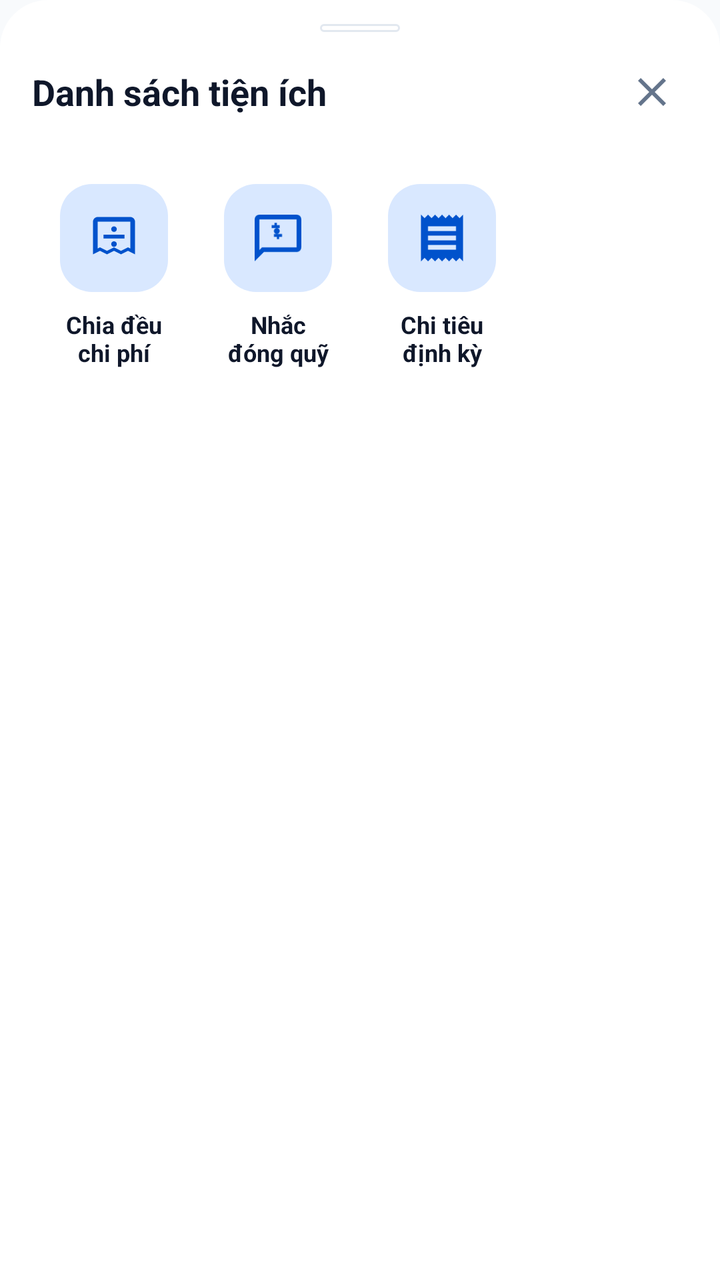
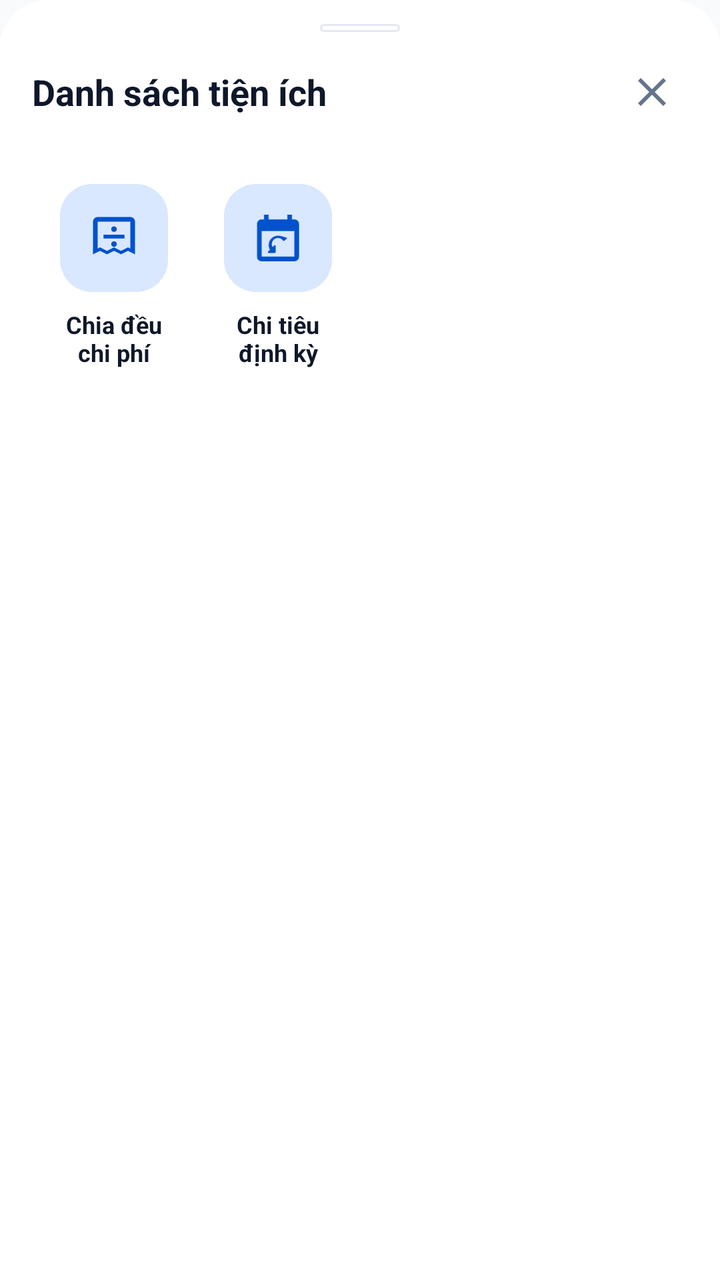

Before-and-after screenshots of an Android layout around one commit, followed by the original layout XML and the change that was made.
<!-- AndroidManifest.xml: application theme Theme.SharedFund -->
<!-- res/layout/bottom_sheet_room_utilities.xml -->
<?xml version="1.0" encoding="utf-8"?>
<LinearLayout xmlns:android="http://schemas.android.com/apk/res/android"
    xmlns:app="http://schemas.android.com/apk/res-auto"
    android:layout_width="match_parent"
    android:layout_height="wrap_content"
    android:background="@drawable/bg_bottom_sheet"
    android:orientation="vertical"
    android:paddingStart="16dp"
    android:paddingTop="12dp"
    android:paddingEnd="16dp"
    android:paddingBottom="28dp">

    <View
        android:layout_width="40dp"
        android:layout_height="4dp"
        android:layout_gravity="center_horizontal"
        android:layout_marginBottom="12dp"
        android:background="@drawable/bg_card" />

    <RelativeLayout
        android:layout_width="match_parent"
        android:layout_height="wrap_content"
        android:layout_marginBottom="20dp">

        <TextView
            android:layout_width="wrap_content"
            android:layout_height="wrap_content"
            android:layout_alignParentStart="true"
            android:layout_centerVertical="true"
            android:text="Danh sách tiện ích"
            android:textColor="@color/text_primary"
            android:textSize="18sp"
            android:textStyle="bold" />

        <ImageButton
            android:id="@+id/btnUtilitiesClose"
            android:layout_width="36dp"
            android:layout_height="36dp"
            android:layout_alignParentEnd="true"
            android:layout_centerVertical="true"
            android:background="?attr/selectableItemBackgroundBorderless"
            android:contentDescription="Đóng"
            android:src="@drawable/ic_close"
            app:tint="@color/text_secondary" />
    </RelativeLayout>

    <LinearLayout
        android:layout_width="match_parent"
        android:layout_height="wrap_content"
        android:baselineAligned="false"
        android:orientation="horizontal"
        android:weightSum="4">

        <LinearLayout
            android:id="@+id/cardOptionSplitBill"
            android:layout_width="0dp"
            android:layout_height="wrap_content"
            android:layout_weight="1"
            android:clickable="true"
            android:focusable="true"
            android:foreground="?attr/selectableItemBackground"
            android:gravity="center_horizontal"
            android:orientation="vertical"
            android:paddingTop="8dp"
            android:paddingBottom="8dp">

            <FrameLayout
                android:layout_width="54dp"
                android:layout_height="54dp"
                android:background="@drawable/bg_utility_badge">

                <ImageView
                    android:layout_width="28dp"
                    android:layout_height="28dp"
                    android:layout_gravity="center"
                    android:contentDescription="Chia tiền"
                    android:src="@drawable/ic_split_bill"
                    app:tint="@color/primary" />
            </FrameLayout>

            <TextView
                android:layout_width="match_parent"
                android:layout_height="wrap_content"
                android:layout_marginTop="8dp"
                android:ellipsize="end"
                android:gravity="center"
                android:maxLines="2"
                android:text="Chia đều&#10;chi phí"
                android:textColor="@color/text_primary"
                android:textSize="12sp"
                android:textStyle="bold" />
        </LinearLayout>

        <LinearLayout
            android:id="@+id/cardOptionRemind"
            android:layout_width="0dp"
            android:layout_height="wrap_content"
            android:layout_weight="1"
            android:clickable="true"
            android:focusable="true"
            android:foreground="?attr/selectableItemBackground"
            android:gravity="center_horizontal"
            android:orientation="vertical"
            android:paddingTop="8dp"
            android:paddingBottom="8dp">

            <FrameLayout
                android:layout_width="54dp"
                android:layout_height="54dp"
                android:background="@drawable/bg_utility_badge">

                <ImageView
                    android:layout_width="28dp"
                    android:layout_height="28dp"
                    android:layout_gravity="center"
                    android:contentDescription="Nhắc quỹ"
                    android:src="@drawable/ic_reminder_chat_money"
                    app:tint="@color/primary" />
            </FrameLayout>

            <TextView
                android:layout_width="match_parent"
                android:layout_height="wrap_content"
                android:layout_marginTop="8dp"
                android:ellipsize="end"
                android:gravity="center"
                android:maxLines="2"
                android:text="Nhắc&#10;đóng quỹ"
                android:textColor="@color/text_primary"
                android:textSize="12sp"
                android:textStyle="bold" />
        </LinearLayout>

        <LinearLayout
            android:id="@+id/cardOptionRecurring"
            android:layout_width="0dp"
            android:layout_height="wrap_content"
            android:layout_weight="1"
            android:clickable="true"
            android:focusable="true"
            android:foreground="?attr/selectableItemBackground"
            android:gravity="center_horizontal"
            android:orientation="vertical"
            android:paddingTop="8dp"
            android:paddingBottom="8dp">

            <FrameLayout
                android:layout_width="54dp"
                android:layout_height="54dp"
                android:background="@drawable/bg_utility_badge">

                <ImageView
                    android:layout_width="28dp"
                    android:layout_height="28dp"
                    android:layout_gravity="center"
                    android:contentDescription="Chi tiêu định kỳ"
                    android:src="@drawable/ic_receipt"
                    app:tint="@color/primary" />
            </FrameLayout>

            <TextView
                android:layout_width="match_parent"
                android:layout_height="wrap_content"
                android:layout_marginTop="8dp"
                android:ellipsize="end"
                android:gravity="center"
                android:maxLines="2"
                android:text="Chi tiêu&#10;định kỳ"
                android:textColor="@color/text_primary"
                android:textSize="12sp"
                android:textStyle="bold" />
        </LinearLayout>

        <View
            android:layout_width="0dp"
            android:layout_height="1dp"
            android:layout_weight="1" />
    </LinearLayout>
</LinearLayout>
<!-- resources referenced by this layout -->
<resources>
  <color name="primary">#0052CC</color>
  <color name="text_primary">#0F172A</color>
  <color name="text_secondary">#64748B</color>
  <!-- drawable bg_bottom_sheet (drawable) -->
  <?xml version="1.0" encoding="utf-8"?>
  <shape xmlns:android="http://schemas.android.com/apk/res/android"
      android:shape="rectangle">
      <solid android:color="@color/surface" />
      <corners
          android:topLeftRadius="24dp"
          android:topRightRadius="24dp"
          android:bottomLeftRadius="0dp"
          android:bottomRightRadius="0dp" />
  </shape>
  <!-- drawable bg_card (drawable) -->
  <?xml version="1.0" encoding="utf-8"?>
  <shape xmlns:android="http://schemas.android.com/apk/res/android"
      android:shape="rectangle">
      <solid android:color="@color/surface" />
      <corners android:radius="16dp" />
      <stroke android:width="1dp" android:color="@color/border" />
  </shape>
  <!-- drawable bg_utility_badge (drawable) -->
  <?xml version="1.0" encoding="utf-8"?>
  <shape xmlns:android="http://schemas.android.com/apk/res/android"
      android:shape="rectangle">
      <solid android:color="@color/primary_light" />
      <corners android:radius="16dp" />
  </shape>
  <!-- drawable ic_close (drawable) -->
  <vector xmlns:android="http://schemas.android.com/apk/res/android"
      android:width="24dp"
      android:height="24dp"
      android:viewportWidth="24"
      android:viewportHeight="24">
      <path
          android:fillColor="#FF000000"
          android:pathData="M19,6.41L17.59,5 12,10.59 6.41,5 5,6.41 10.59,12 5,17.59 6.41,19 12,13.41 17.59,19 19,17.59 13.41,12z" />
  </vector>
  <!-- drawable ic_receipt (drawable) -->
  <vector xmlns:android="http://schemas.android.com/apk/res/android"
      android:width="24dp"
      android:height="24dp"
      android:viewportWidth="24"
      android:viewportHeight="24">
      <path
          android:fillColor="@android:color/white"
          android:pathData="M18,17H6v-2h12v2zm0,-4H6v-2h12v2zm0,-4H6V7h12v2zM3,22l1.5,-1.5L6,22l1.5,-1.5L9,22l1.5,-1.5L12,22l1.5,-1.5L15,22l1.5,-1.5L18,22l1.5,-1.5L21,22V2l-1.5,1.5L18,2l-1.5,1.5L15,2l-1.5,1.5L12,2l-1.5,1.5L9,2 7.5,3.5 6,2 4.5,3.5 3,2v20z"/>
  </vector>
  <!-- drawable ic_reminder_chat_money (drawable) -->
  <?xml version="1.0" encoding="utf-8"?>
  <vector xmlns:android="http://schemas.android.com/apk/res/android"
      android:width="24dp"
      android:height="24dp"
      android:viewportWidth="24"
      android:viewportHeight="24">
      <path
          android:fillColor="@android:color/white"
          android:pathData="M20,2H4C2.9,2 2,2.9 2,4v18l4,-4h14c1.1,0 2,-0.9 2,-2V4C22,2.9 21.1,2 20,2zM20,16H5.17L4,17.17V4h16V16zM11.5,10.25c-0.69,0 -1.25,-0.56 -1.25,-1.25s0.56,-1.25 1.25,-1.25h1.25V6.5h-1.25V5.5h-1v1H9.25v1.25h2.25c0.69,0 1.25,0.56 1.25,1.25s-0.56,1.25 -1.25,1.25h-1.25v1.25h1.25v1h1v-1h1.25V10.25H11.5z" />
  </vector>
  <!-- drawable ic_split_bill (drawable) -->
  <?xml version="1.0" encoding="utf-8"?>
  <vector xmlns:android="http://schemas.android.com/apk/res/android"
      android:width="24dp"
      android:height="24dp"
      android:viewportWidth="24"
      android:viewportHeight="24">
      <path
          android:fillColor="@android:color/white"
          android:pathData="M19,3H5C3.9,3 3,3.9 3,5v14l3,-1.5L9,19l3,-1.5L15,19l3,-1.5L21,19V5C21,3.9 20.1,3 19,3zM19,16.5l-1,-0.5 -3,1.5 -3,-1.5 -3,1.5 -3,-1.5 -1,0.5V5h14V16.5zM12,7c0.66,0 1.2,0.54 1.2,1.2 0,0.66 -0.54,1.2 -1.2,1.2 -0.66,0 -1.2,-0.54 -1.2,-1.2 0,-0.66 0.54,-1.2 1.2,-1.2zM7.5,10.6h9v1.6h-9V10.6zM12,13.4c0.66,0 1.2,0.54 1.2,1.2 0,0.66 -0.54,1.2 -1.2,1.2 -0.66,0 -1.2,-0.54 -1.2,-1.2 0,-0.66 0.54,-1.2 1.2,-1.2z" />
  </vector>
  <style name="Theme.SharedFund" parent="Base.Theme.SharedFund" />
  <color name="surface">#FFFFFF</color>
  <color name="border">#E2E8F0</color>
  <color name="primary_light">#D9E8FF</color>
  <color name="primary_dark">#003D99</color>
  <color name="accent_income">#10B981</color>
  <color name="background">#F8FAFC</color>
  <!-- unchanged entries left out for length: 1 -->
</resources>

<!-- the commit's change to res/layout/bottom_sheet_room_utilities.xml (unified diff, before → after) -->
@@ -92,46 +92,6 @@
         </LinearLayout>
 
         <LinearLayout
-            android:id="@+id/cardOptionRemind"
-            android:layout_width="0dp"
-            android:layout_height="wrap_content"
-            android:layout_weight="1"
-            android:clickable="true"
-            android:focusable="true"
-            android:foreground="?attr/selectableItemBackground"
-            android:gravity="center_horizontal"
-            android:orientation="vertical"
-            android:paddingTop="8dp"
-            android:paddingBottom="8dp">
-
-            <FrameLayout
-                android:layout_width="54dp"
-                android:layout_height="54dp"
-                android:background="@drawable/bg_utility_badge">
-
-                <ImageView
-                    android:layout_width="28dp"
-                    android:layout_height="28dp"
-                    android:layout_gravity="center"
-                    android:contentDescription="Nhắc quỹ"
-                    android:src="@drawable/ic_reminder_chat_money"
-                    app:tint="@color/primary" />
-            </FrameLayout>
-
-            <TextView
-                android:layout_width="match_parent"
-                android:layout_height="wrap_content"
-                android:layout_marginTop="8dp"
-                android:ellipsize="end"
-                android:gravity="center"
-                android:maxLines="2"
-                android:text="Nhắc&#10;đóng quỹ"
-                android:textColor="@color/text_primary"
-                android:textSize="12sp"
-                android:textStyle="bold" />
-        </LinearLayout>
-
-        <LinearLayout
             android:id="@+id/cardOptionRecurring"
             android:layout_width="0dp"
             android:layout_height="wrap_content"
@@ -154,7 +114,7 @@
                     android:layout_height="28dp"
                     android:layout_gravity="center"
                     android:contentDescription="Chi tiêu định kỳ"
-                    android:src="@drawable/ic_receipt"
+                    android:src="@drawable/ic_recurring_calendar"
                     app:tint="@color/primary" />
             </FrameLayout>
 
@@ -175,5 +135,10 @@
             android:layout_width="0dp"
             android:layout_height="1dp"
             android:layout_weight="1" />
+
+        <View
+            android:layout_width="0dp"
+            android:layout_height="1dp"
+            android:layout_weight="1" />
     </LinearLayout>
 </LinearLayout>
<!-- resource entries referenced after the edit -->
@@ -39,26 +39,15 @@
           android:fillColor="#FF000000"
           android:pathData="M19,6.41L17.59,5 12,10.59 6.41,5 5,6.41 10.59,12 5,17.59 6.41,19 12,13.41 17.59,19 19,17.59 13.41,12z" />
   </vector>
-  <!-- drawable ic_receipt (drawable) -->
+  <!-- drawable ic_recurring_calendar (drawable) -->
   <vector xmlns:android="http://schemas.android.com/apk/res/android"
       android:width="24dp"
       android:height="24dp"
       android:viewportWidth="24"
       android:viewportHeight="24">
       <path
-          android:fillColor="@android:color/white"
-          android:pathData="M18,17H6v-2h12v2zm0,-4H6v-2h12v2zm0,-4H6V7h12v2zM3,22l1.5,-1.5L6,22l1.5,-1.5L9,22l1.5,-1.5L12,22l1.5,-1.5L15,22l1.5,-1.5L18,22l1.5,-1.5L21,22V2l-1.5,1.5L18,2l-1.5,1.5L15,2l-1.5,1.5L12,2l-1.5,1.5L9,2 7.5,3.5 6,2 4.5,3.5 3,2v20z"/>
-  </vector>
-  <!-- drawable ic_reminder_chat_money (drawable) -->
-  <?xml version="1.0" encoding="utf-8"?>
-  <vector xmlns:android="http://schemas.android.com/apk/res/android"
-      android:width="24dp"
-      android:height="24dp"
-      android:viewportWidth="24"
-      android:viewportHeight="24">
-      <path
-          android:fillColor="@android:color/white"
-          android:pathData="M20,2H4C2.9,2 2,2.9 2,4v18l4,-4h14c1.1,0 2,-0.9 2,-2V4C22,2.9 21.1,2 20,2zM20,16H5.17L4,17.17V4h16V16zM11.5,10.25c-0.69,0 -1.25,-0.56 -1.25,-1.25s0.56,-1.25 1.25,-1.25h1.25V6.5h-1.25V5.5h-1v1H9.25v1.25h2.25c0.69,0 1.25,0.56 1.25,1.25s-0.56,1.25 -1.25,1.25h-1.25v1.25h1.25v1h1v-1h1.25V10.25H11.5z" />
+          android:fillColor="@color/primary"
+          android:pathData="M19,4h-1V2h-2v2H8V2H6v2H5C3.89,4 3,4.9 3,6v14c0,1.1 0.89,2 2,2h14c1.1,0 2,-0.9 2,-2V6C21,4.9 20.1,4 19,4zM19,20H5V9h14V20zM12,11c-2.21,0 -4,1.79 -4,4c0,0.74 0.2,1.44 0.56,2.04l-0.85,0.85c-0.2,0.2 -0.05,0.54 0.23,0.54H10.5c0.28,0 0.5,-0.22 0.5,-0.5V15.36c0,-0.28 -0.34,-0.42 -0.54,-0.23l-0.74,0.74C9.45,15.54 9.33,15.11 9.33,14.67c0,-1.47 1.2,-2.67 2.67,-2.67c0.88,0 1.66,0.43 2.14,1.09c0.12,0.17 0.35,0.21 0.52,0.09l0.98,-0.74c0.2,-0.15 0.23,-0.43 0.08,-0.63C15.01,11.83 13.59,11 12,11z"/>
   </vector>
   <!-- drawable ic_split_bill (drawable) -->
   <?xml version="1.0" encoding="utf-8"?>
